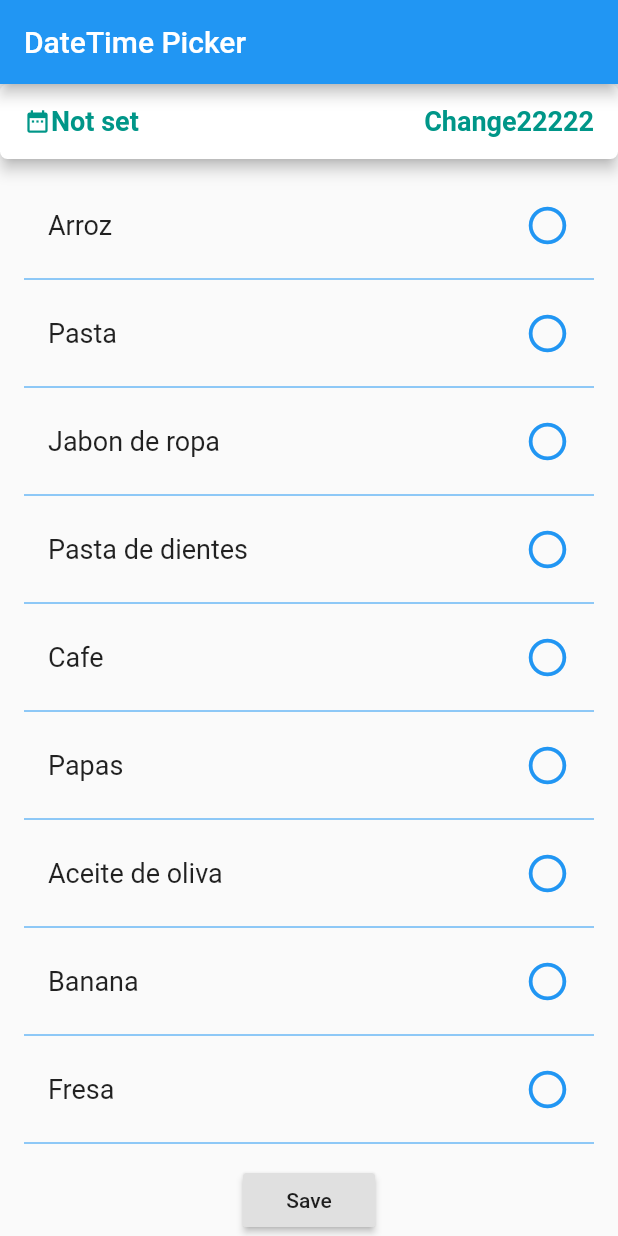
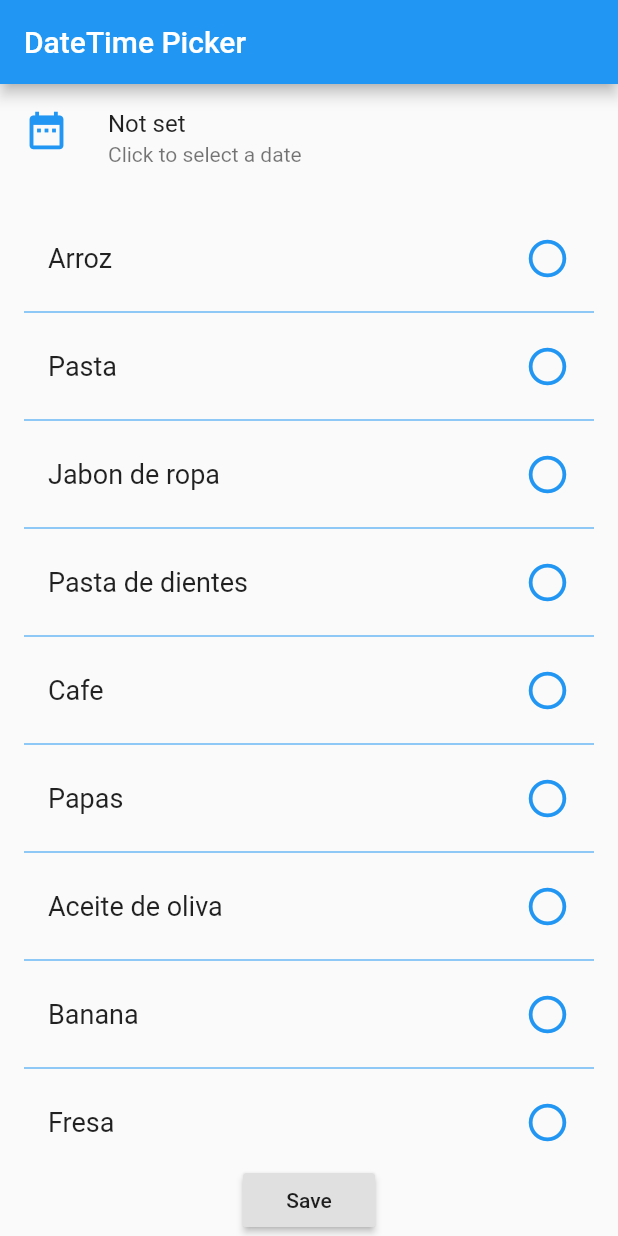
Before and after one commit to javiersantossanchez/shooping_list, a Flutter app: the ShoppingScheduleFormWidget screen opened directly, on a phone screen of 412 x 824 dp. Run offline on Flutter 3.47's test engine with Material 2 defaults, Android fonts, the phone set to English and light mode, and no system bars.

Commit message:
changes widget to form

```diff
--- a/lib/ShoppingScheduleForm.dart
+++ b/lib/ShoppingScheduleForm.dart
@@ -12,7 +12,7 @@ class ShoppingScheduleFormWidget extends StatefulWidget {
 }
 
 class ShoppingScheduleFormState extends State<ShoppingScheduleFormWidget> {
-  DateTime selectedDate; //= DateTime.now();
+  DateTime selectedDate;
 
   List<ShoppingListItem> _items;
 
@@ -95,6 +95,24 @@ class ShoppingScheduleFormState extends State<ShoppingScheduleFormWidget> {
     );
   }
 
+  Widget _getDatePickerView(){
+
+    return ListTile(
+      leading: Icon(
+        Icons.date_range,
+        size: 30.0,
+        color: Colors.blue,
+      ),
+      title: Text( this.selectedDate == null
+          ? "Not set"
+          : new DateFormat.yMMMd()
+          .format(this.selectedDate)),
+      subtitle: Text('Click to select a date'),
+      onTap: () => _selectDate(context),
+    );
+  }
+
+
   @override
   Widget build(BuildContext context) {
     if (_items == null) {
@@ -106,54 +124,7 @@ class ShoppingScheduleFormState extends State<ShoppingScheduleFormWidget> {
         title: Text('DateTime Picker'),
       ),
       body: Column(children: <Widget>[
-        RaisedButton(
-          shape:
-              RoundedRectangleBorder(borderRadius: BorderRadius.circular(5.0)),
-          elevation: 4.0,
-          onPressed: () => _selectDate(context),
-          child: Container(
-            alignment: Alignment.center,
-            height: 50.0,
-            child: Row(
-              mainAxisAlignment: MainAxisAlignment.spaceBetween,
-              children: <Widget>[
-                Row(
-                  children: <Widget>[
-                    Container(
-                      child: Row(
-                        children: <Widget>[
-                          Icon(
-                            Icons.date_range,
-                            size: 18.0,
-                            color: Colors.teal,
-                          ),
-                          Text(
-                            this.selectedDate == null
-                                ? "Not set"
-                                : new DateFormat.yMMMd()
-                                    .format(this.selectedDate),
-                            style: TextStyle(
-                                color: Colors.teal,
-                                fontWeight: FontWeight.bold,
-                                fontSize: 18.0),
-                          ),
-                        ],
-                      ),
-                    )
-                  ],
-                ),
-                Text(
-                  "  Change22222",
-                  style: TextStyle(
-                      color: Colors.teal,
-                      fontWeight: FontWeight.bold,
-                      fontSize: 18.0),
-                ),
-              ],
-            ),
-          ),
-          color: Colors.white,
-        ),
+        _getDatePickerView(),
         new Expanded(
           child: _buildSuggestions(),
         ),
```
